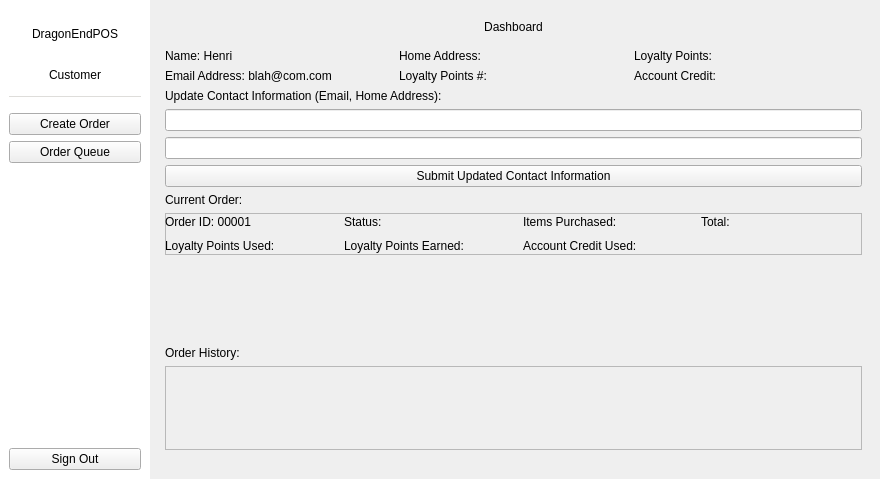
Above: src/view/dashboardview.ui from aidanMiklos/COMP3004FINAL before the change. Below: the same form after it.
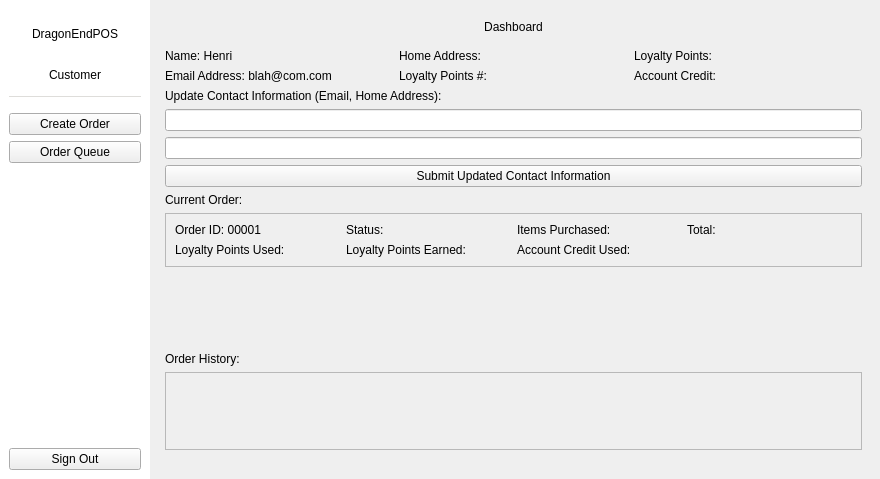
That is the form after the change.

Commit message: fix current order panel layout, items and credit

```diff
--- a/src/view/dashboardview.ui
+++ b/src/view/dashboardview.ui
@@ -399,15 +399,6 @@
             <property name="frameShadow">
              <enum>QFrame::Raised</enum>
             </property>
-            <widget class="QWidget" name="layoutWidget">
-             <property name="geometry">
-              <rect>
-               <x>0</x>
-               <y>0</y>
-               <width>709</width>
-               <height>42</height>
-              </rect>
-             </property>
              <layout class="QGridLayout" name="dashboardCurrentOrderInfoGrid">
               <item row="0" column="2">
                <widget class="QLabel" name="dashboardCOPurchasedLbl">
@@ -459,7 +450,6 @@
                </widget>
               </item>
              </layout>
-            </widget>
            </widget>
           </item>
          </layout>
```
Lines whose indentation alone changed are shown as unchanged. The commit also changes 1 other file.
